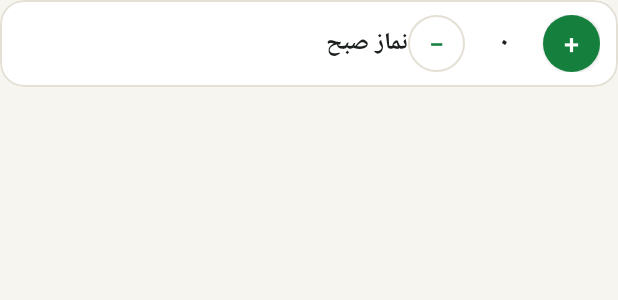
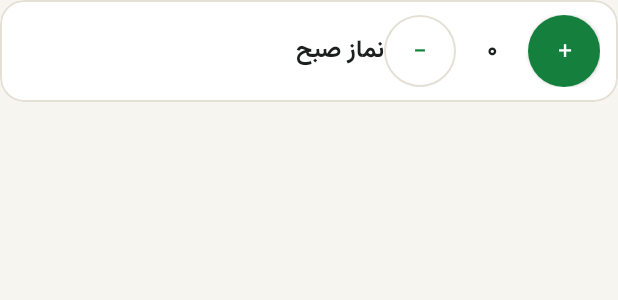
Before and after one commit to mhdolatabadi/atid, an Android app: the layout item_qada_counter.xml on its own in the app's theme, with its tools: preview values and no code run, on a phone screen of 412 x 824 dp. Shown: the top 300 px of the screen. Run offline under Robolectric (Android 15) with nearby library versions, the phone set to English and light mode, and no system bars.

Commit message:
Apply Vazirmatn font app-wide and fix a touch-target size bug
- Bundles Vazirmatn (SIL OFL 1.1 licensed, so safe to redistribute)
  in Regular/Medium/SemiBold/Bold and sets it as the app-wide font via
  the theme, replacing the system default. Yekan isn't freely
  licensable for redistribution, so Vazirmatn is the closest widely
  used, well-designed Persian font that can actually ship in the repo.
- The qada +/- buttons were 38dp, under Android's 48dp minimum touch
  target guideline (flagged by the ui-ux-pro-max skill's UX-guidelines
  data as a Critical-severity issue) -- bumped to 48dp.
- Verified the app's color pairs (text/background combos across both
  themes) against the skill's 4.5:1 contrast-ratio guideline; all pass
  comfortably (5:1-16:1).

Co-Authored-By: Claude Sonnet 5 <noreply@anthropic.com>
Claude-Session: https://claude.ai/code/session_014MYPaRgc2Q18YmCtHxSauv

```diff
--- a/app/src/main/java/ir/mhdolatabadi/atid/ui/dashboard/DashboardFragment.kt
+++ b/app/src/main/java/ir/mhdolatabadi/atid/ui/dashboard/DashboardFragment.kt
@@ -10,6 +10,7 @@ import android.widget.FrameLayout
 import android.widget.LinearLayout
 import android.widget.TextView
 import androidx.core.content.ContextCompat
+import androidx.core.content.res.ResourcesCompat
 import androidx.fragment.app.Fragment
 import androidx.lifecycle.ViewModelProvider
 import ir.mhdolatabadi.atid.R
@@ -70,7 +71,7 @@ class DashboardFragment : Fragment() {
     private fun createWeekdayLabel(text: String, isFriday: Boolean): TextView = TextView(requireContext()).apply {
         layoutParams = LinearLayout.LayoutParams(0, LinearLayout.LayoutParams.WRAP_CONTENT, 1f)
         gravity = Gravity.CENTER
-        setTypeface(typeface, Typeface.BOLD)
+        typeface = semiBoldTypeface
         textSize = 13f
         setText(text)
         if (isFriday) {
@@ -86,12 +87,13 @@ class DashboardFragment : Fragment() {
             layoutParams = FrameLayout.LayoutParams(dpToPx(34), dpToPx(34), Gravity.CENTER)
             gravity = Gravity.CENTER
             textSize = 14f
+            typeface = regularTypeface
             text = day?.let { PersianDateUtils.toPersianDigits(it) }.orEmpty()
             when {
                 isToday -> {
                     setBackgroundResource(R.drawable.bg_today_circle)
                     setTextColor(ContextCompat.getColor(context, R.color.white))
-                    setTypeface(typeface, Typeface.BOLD)
+                    typeface = semiBoldTypeface
                 }
                 isFriday && day != null -> {
                     setTextColor(ContextCompat.getColor(context, R.color.friday_text))
@@ -100,6 +102,14 @@ class DashboardFragment : Fragment() {
         }
         frame.addView(label)
         return frame
+    }
+
+    private val regularTypeface: Typeface? by lazy {
+        ResourcesCompat.getFont(requireContext(), R.font.vazirmatn_regular)
+    }
+
+    private val semiBoldTypeface: Typeface? by lazy {
+        ResourcesCompat.getFont(requireContext(), R.font.vazirmatn_semibold)
     }
 
     private fun dpToPx(dp: Int): Int = (dp * resources.displayMetrics.density).toInt()
--- /dev/null
+++ b/app/src/main/res/font/vazirmatn.xml
@@ -0,0 +1,32 @@
+<?xml version="1.0" encoding="utf-8"?>
+<font-family xmlns:android="http://schemas.android.com/apk/res/android"
+    xmlns:app="http://schemas.android.com/apk/res-auto">
+    <font
+        android:font="@font/vazirmatn_regular"
+        android:fontStyle="normal"
+        android:fontWeight="400"
+        app:font="@font/vazirmatn_regular"
+        app:fontStyle="normal"
+        app:fontWeight="400" />
+    <font
+        android:font="@font/vazirmatn_medium"
+        android:fontStyle="normal"
+        android:fontWeight="500"
+        app:font="@font/vazirmatn_medium"
+        app:fontStyle="normal"
+        app:fontWeight="500" />
+    <font
+        android:font="@font/vazirmatn_semibold"
+        android:fontStyle="normal"
+        android:fontWeight="600"
+        app:font="@font/vazirmatn_semibold"
+        app:fontStyle="normal"
+        app:fontWeight="600" />
+    <font
+        android:font="@font/vazirmatn_bold"
+        android:fontStyle="normal"
+        android:fontWeight="700"
+        app:font="@font/vazirmatn_bold"
+        app:fontStyle="normal"
+        app:fontWeight="700" />
+</font-family>
--- a/app/src/main/res/layout/item_qada_counter.xml
+++ b/app/src/main/res/layout/item_qada_counter.xml
@@ -33,24 +33,24 @@
         <com.google.android.material.button.MaterialButton
             android:id="@+id/button_decrement"
             style="@style/Widget.MaterialComponents.Button.OutlinedButton"
-            android:layout_width="38dp"
-            android:layout_height="38dp"
+            android:layout_width="48dp"
+            android:layout_height="48dp"
             android:insetTop="0dp"
             android:insetBottom="0dp"
             android:minWidth="0dp"
             android:minHeight="0dp"
             android:padding="0dp"
             android:text="−"
-            android:textSize="18sp"
-            app:cornerRadius="19dp"
+            android:textSize="20sp"
+            app:cornerRadius="24dp"
             app:strokeColor="@color/divider_light" />
 
         <TextView
             android:id="@+id/text_count"
             android:layout_width="36dp"
-            android:layout_height="36dp"
-            android:layout_marginStart="8dp"
-            android:layout_marginEnd="8dp"
+            android:layout_height="wrap_content"
+            android:layout_marginStart="6dp"
+            android:layout_marginEnd="6dp"
             android:gravity="center"
             android:textColor="?attr/colorOnSurface"
             android:textSize="16sp"
@@ -60,16 +60,16 @@
         <com.google.android.material.button.MaterialButton
             android:id="@+id/button_increment"
             style="@style/Widget.MaterialComponents.Button"
-            android:layout_width="38dp"
-            android:layout_height="38dp"
+            android:layout_width="48dp"
+            android:layout_height="48dp"
             android:insetTop="0dp"
             android:insetBottom="0dp"
             android:minWidth="0dp"
             android:minHeight="0dp"
             android:padding="0dp"
             android:text="+"
-            android:textSize="18sp"
-            app:cornerRadius="19dp" />
+            android:textSize="20sp"
+            app:cornerRadius="24dp" />
 
     </LinearLayout>
 </com.google.android.material.card.MaterialCardView>
--- a/app/src/main/res/values-night/themes.xml
+++ b/app/src/main/res/values-night/themes.xml
@@ -13,6 +13,9 @@
         <item name="android:windowBackground">@color/background_dark</item>
         <item name="colorSurface">@color/surface_dark</item>
         <item name="colorOnSurface">@color/on_surface_dark</item>
+        <!-- Typography. -->
+        <item name="android:fontFamily">@font/vazirmatn</item>
+        <item name="fontFamily">@font/vazirmatn</item>
         <!-- Status bar color. -->
         <item name="android:statusBarColor">@color/background_dark</item>
     </style>
--- a/app/src/main/res/values/themes.xml
+++ b/app/src/main/res/values/themes.xml
@@ -13,6 +13,9 @@
         <item name="android:windowBackground">@color/background_light</item>
         <item name="colorSurface">@color/surface_light</item>
         <item name="colorOnSurface">@color/on_surface_light</item>
+        <!-- Typography. -->
+        <item name="android:fontFamily">@font/vazirmatn</item>
+        <item name="fontFamily">@font/vazirmatn</item>
         <!-- Status bar color. -->
         <item name="android:statusBarColor">@color/brand_primary_dark</item>
         <item name="android:windowLightStatusBar" tools:targetApi="23">false</item>
```
Also changed, not shown: app/src/main/res/font/vazirmatn_bold.ttf (added), app/src/main/res/font/vazirmatn_medium.ttf (added), app/src/main/res/font/vazirmatn_regular.ttf (added), app/src/main/res/font/vazirmatn_semibold.ttf (added), 1 other file.
